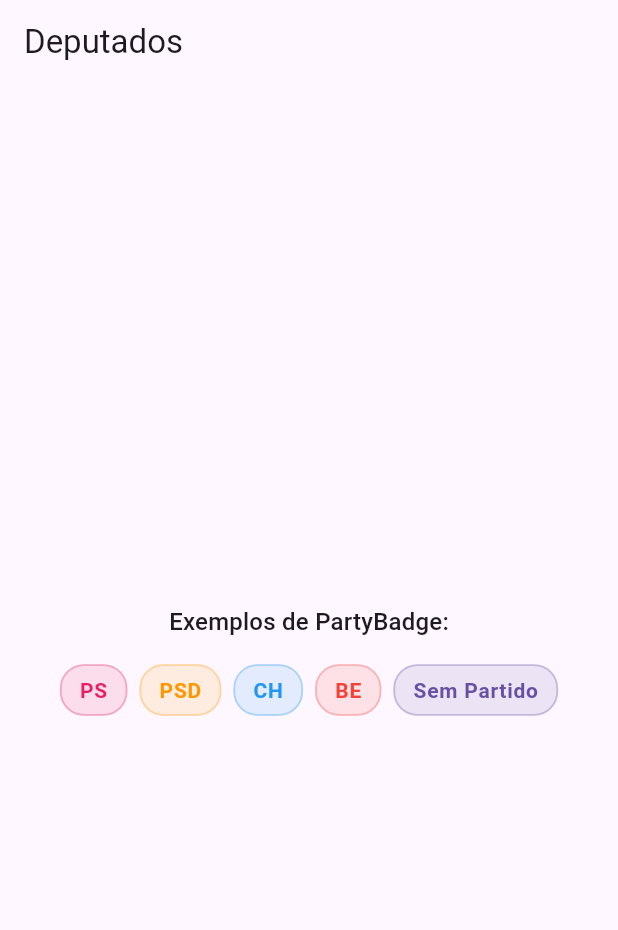
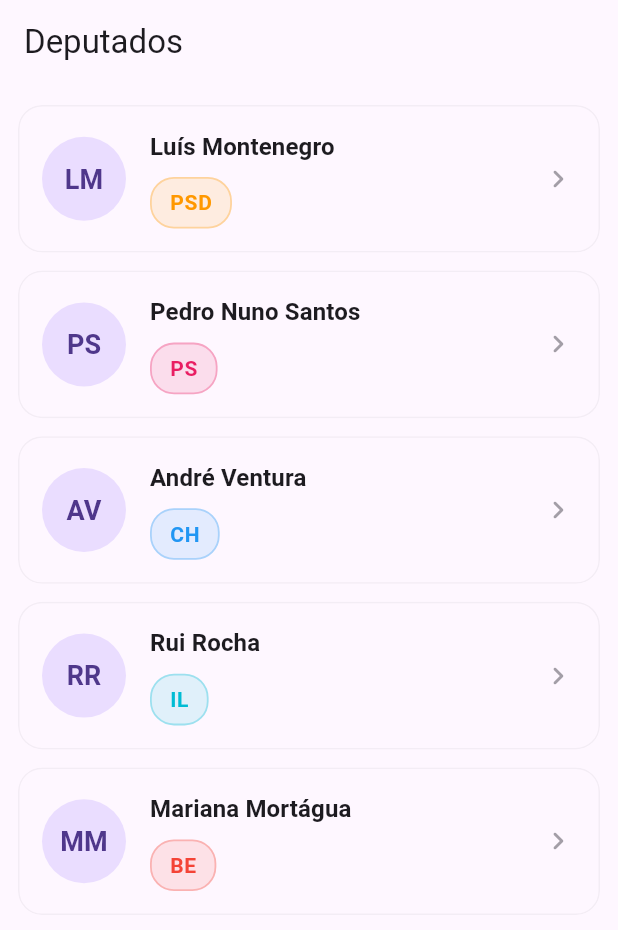
Before and after one commit to higinocaires/parlamento-formacao, a Flutter app: the screen it shows after launch, on a phone screen of 412 x 824 dp. Shown: the top 930 px of the screen. Run offline on Flutter 3.47's test engine with Material 3 defaults, Android fonts, the phone set to English and light mode, and no system bars; our stand-ins replace flutter_riverpod.

Commit message:
feat: add DeputyCard molecule widget

```diff
--- a/lib/features/deputies/presentation/screens/deputies_list_screen.dart
+++ b/lib/features/deputies/presentation/screens/deputies_list_screen.dart
@@ -1,39 +1,67 @@
 import 'package:flutter/material.dart';
-import 'package:parlamento_pt/features/deputies/presentation/widgets/party_badge.dart';
+import 'package:parlamento_pt/features/deputies/presentation/widgets/deputy_card.dart';
 
 class DeputiesListScreen extends StatelessWidget {
   const DeputiesListScreen({super.key});
+
+  // Hardcoded mock list of 5 deputies
+  static const List<Map<String, dynamic>> _mockDeputies = [
+    {
+      'name': 'Luís Montenegro',
+      'party': 'PSD',
+      'partyColor': Colors.orange,
+      'imageUrl': '',
+    },
+    {
+      'name': 'Pedro Nuno Santos',
+      'party': 'PS',
+      'partyColor': Colors.pink,
+      'imageUrl': '',
+    },
+    {
+      'name': 'André Ventura',
+      'party': 'CH',
+      'partyColor': Colors.blue,
+      'imageUrl': '',
+    },
+    {
+      'name': 'Rui Rocha',
+      'party': 'IL',
+      'partyColor': Colors.cyan,
+      'imageUrl': '',
+    },
+    {
+      'name': 'Mariana Mortágua',
+      'party': 'BE',
+      'partyColor': Colors.red,
+      'imageUrl': '',
+    },
+  ];
 
   @override
   Widget build(BuildContext context) {
     return Scaffold(
       appBar: AppBar(title: const Text('Deputados')),
-      body: Center(
-        child: Padding(
-          padding: const EdgeInsets.all(16.0),
-          child: Column(
-            mainAxisAlignment: MainAxisAlignment.center,
-            crossAxisAlignment: CrossAxisAlignment.center,
-            children: [
-              Text(
-                'Exemplos de PartyBadge:',
-                style: Theme.of(context).textTheme.titleMedium,
-              ),
-              const SizedBox(height: 16),
-              Wrap(
-                spacing: 8,
-                runSpacing: 8,
-                children: const [
-                  PartyBadge(partyName: 'PS', color: Colors.pink),
-                  PartyBadge(partyName: 'PSD', color: Colors.orange),
-                  PartyBadge(partyName: 'CH', color: Colors.blue),
-                  PartyBadge(partyName: 'BE', color: Colors.red),
-                  PartyBadge(partyName: 'Sem Partido'),
-                ],
-              ),
-            ],
-          ),
-        ),
+      body: ListView.builder(
+        padding: const EdgeInsets.symmetric(vertical: 8),
+        itemCount: _mockDeputies.length,
+        itemBuilder: (context, index) {
+          final deputy = _mockDeputies[index];
+          return DeputyCard(
+            name: deputy['name'] as String,
+            party: deputy['party'] as String,
+            partyColor: deputy['partyColor'] as Color?,
+            imageUrl: deputy['imageUrl'] as String?,
+            onTap: () {
+              ScaffoldMessenger.of(context).showSnackBar(
+                SnackBar(
+                  content: Text('Selecionou ${deputy['name']}'),
+                  duration: const Duration(seconds: 1),
+                ),
+              );
+            },
+          );
+        },
       ),
     );
   }
--- /dev/null
+++ b/lib/features/deputies/presentation/widgets/deputy_card.dart
@@ -0,0 +1,108 @@
+import 'package:flutter/material.dart';
+import 'package:parlamento_pt/features/deputies/presentation/widgets/party_badge.dart';
+
+/// A card displaying summary information for a deputy.
+///
+/// It displays the deputy's profile photo (or placeholder), name,
+/// and a [PartyBadge] showing their political affiliation.
+class DeputyCard extends StatelessWidget {
+  final String name;
+  final String party;
+  final Color? partyColor;
+  final String? imageUrl;
+  final VoidCallback? onTap;
+
+  const DeputyCard({
+    required this.name,
+    required this.party,
+    this.partyColor,
+    this.imageUrl,
+    this.onTap,
+    super.key,
+  });
+
+  @override
+  Widget build(BuildContext context) {
+    final theme = Theme.of(context);
+    final isDark = theme.brightness == Brightness.dark;
+
+    return Card(
+      elevation: 0,
+      margin: const EdgeInsets.symmetric(vertical: 6, horizontal: 12),
+      shape: RoundedRectangleBorder(
+        borderRadius: BorderRadius.circular(16),
+        side: BorderSide(
+          color: theme.dividerColor.withValues(alpha: isDark ? 0.15 : 0.08),
+          width: 1,
+        ),
+      ),
+      color: theme.cardColor,
+      clipBehavior: Clip.antiAlias,
+      child: InkWell(
+        onTap: onTap,
+        child: Padding(
+          padding: const EdgeInsets.all(16.0),
+          child: Row(
+            children: [
+              // Profile Photo / Placeholder
+              CircleAvatar(
+                radius: 28,
+                backgroundColor: theme.colorScheme.primaryContainer,
+                backgroundImage: imageUrl != null && imageUrl!.isNotEmpty
+                    ? NetworkImage(imageUrl!)
+                    : null,
+                child: imageUrl == null || imageUrl!.isEmpty
+                    ? Text(
+                        _getInitials(name),
+                        style: TextStyle(
+                          color: theme.colorScheme.onPrimaryContainer,
+                          fontWeight: FontWeight.bold,
+                          fontSize: 18,
+                        ),
+                      )
+                    : null,
+              ),
+              const SizedBox(width: 16),
+              // Name and Party
+              Expanded(
+                child: Column(
+                  crossAxisAlignment: CrossAxisAlignment.start,
+                  mainAxisSize: MainAxisSize.min,
+                  children: [
+                    Text(
+                      name,
+                      style: theme.textTheme.titleMedium?.copyWith(
+                        fontWeight: FontWeight.bold,
+                        letterSpacing: 0.1,
+                      ),
+                      maxLines: 1,
+                      overflow: TextOverflow.ellipsis,
+                    ),
+                    const SizedBox(height: 8),
+                    PartyBadge(partyName: party, color: partyColor),
+                  ],
+                ),
+              ),
+              const SizedBox(width: 8),
+              Icon(
+                Icons.chevron_right_rounded,
+                color: theme.colorScheme.onSurfaceVariant.withValues(
+                  alpha: 0.5,
+                ),
+              ),
+            ],
+          ),
+        ),
+      ),
+    );
+  }
+
+  String _getInitials(String fullName) {
+    if (fullName.isEmpty) return '?';
+    final parts = fullName.trim().split(RegExp(r'\s+'));
+    if (parts.length == 1) {
+      return parts[0].substring(0, 1).toUpperCase();
+    }
+    return '${parts[0][0]}${parts[parts.length - 1][0]}'.toUpperCase();
+  }
+}
```
Also changed, not shown: 2 other files.
